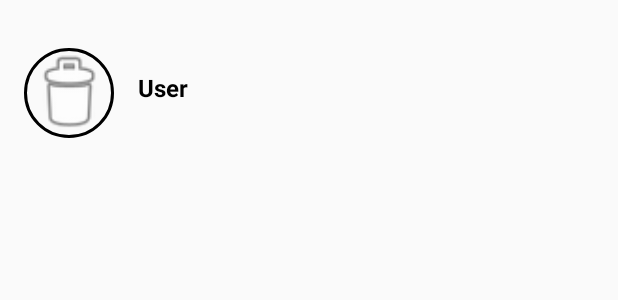
After one commit to RicardoJGB/MatchMock, an Android app: the layout user_row_new_message.xml on its own in the app's theme, with its tools: preview values and no code run, on a phone screen of 412 x 824 dp. The commit adds this screen. Shown: the top 300 px of the screen. Run offline under Robolectric (Android 15) with nearby library versions, the phone set to English and light mode, and no system bars.

Commit message:
Implemented:
- User registration
- Profile pic selection
- Saved user info in Firebase real time database
- Saved profile pic in Firebase storage
*******************
- Added Latest Message and new message activities
- Added Sign Out option
- Pulled registered user info into the new message activity

```diff
--- a/app/build.gradle
+++ b/app/build.gradle
@@ -26,7 +26,7 @@ android {
 
 dependencies {
     implementation fileTree(dir: 'libs', include: ['*.jar'])
-    implementation"org.jetbrains.kotlin:kotlin-stdlib-jdk7:$kotlin_version"
+    implementation "org.jetbrains.kotlin:kotlin-stdlib-jdk7:$kotlin_version"
     implementation 'com.android.support:appcompat-v7:28.0.0'
     implementation 'com.android.support.constraint:constraint-layout:1.1.3'
     implementation 'com.google.firebase:firebase-core:16.0.7'
@@ -34,7 +34,10 @@ dependencies {
     implementation 'com.google.firebase:firebase-storage:16.1.0'
     implementation 'com.google.firebase:firebase-database:16.1.0'
     implementation 'de.hdodenhof:circleimageview:2.2.0'
+    implementation 'com.xwray:groupie:2.1.0'
+    implementation 'com.squareup.picasso:picasso:2.71828'
     testImplementation 'junit:junit:4.12'
     androidTestImplementation 'com.android.support.test:runner:1.0.2'
     androidTestImplementation 'com.android.support.test.espresso:espresso-core:3.0.2'
+    implementation 'com.android.support:recyclerview-v7:28.0.0'
 }
--- /dev/null
+++ b/app/src/main/res/layout/user_row_new_message.xml
@@ -0,0 +1,32 @@
+<?xml version="1.0" encoding="utf-8"?>
+<android.support.constraint.ConstraintLayout
+
+        xmlns:android="http://schemas.android.com/apk/res/android"
+        xmlns:app="http://schemas.android.com/apk/res-auto" xmlns:tools="http://schemas.android.com/tools"
+        android:layout_width="match_parent"
+        android:layout_height="wrap_content"
+        android:layout_marginTop="16dp">
+    <TextView
+            android:text="User"
+            android:layout_width="0dp"
+            android:layout_height="wrap_content"
+            android:id="@+id/tvUserName"
+            android:textStyle="bold"
+            android:textSize="16sp"
+            android:textColor="@android:color/black"
+            app:layout_constraintTop_toTopOf="@+id/ivNewMessageRow"
+            android:layout_marginBottom="8dp"
+            app:layout_constraintBottom_toBottomOf="@+id/ivNewMessageRow"
+            app:layout_constraintStart_toEndOf="@+id/ivNewMessageRow"
+            android:layout_marginStart="16dp"
+            app:layout_constraintEnd_toEndOf="parent"
+            android:layout_marginEnd="8dp"/>
+    <de.hdodenhof.circleimageview.CircleImageView
+            android:layout_width="60dp"
+            android:layout_height="60dp"
+            app:civ_border_width="2dp"
+            app:srcCompat="@android:drawable/ic_menu_delete"
+            android:id="@+id/ivNewMessageRow" android:layout_marginTop="16dp"
+            app:layout_constraintTop_toTopOf="parent" app:layout_constraintStart_toStartOf="parent"
+            android:layout_marginStart="16dp"/>
+</android.support.constraint.ConstraintLayout>
```
Also changed, not shown: app/src/main/AndroidManifest.xml (+14 -1 lines), app/src/main/java/com/mobileapps/matchmock/LatestMessagesActivity.kt (added, +52 -0 lines), app/src/main/java/com/mobileapps/matchmock/MainActivity.kt (+7 -4 lines), app/src/main/java/com/mobileapps/matchmock/NewMessageActivity.kt (added, +72 -0 lines), app/src/main/res/layout/activity_latest_messages.xml (added, +10 -0 lines), app/src/main/res/layout/activity_new_message.xml (added, +19 -0 lines), app/src/main/res/menu/nav_menu.xml (added, +12 -0 lines).
